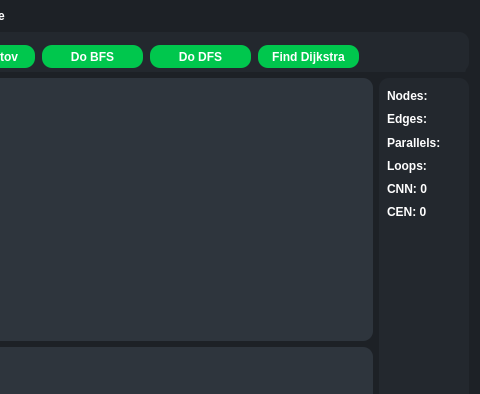
First picture: the form in mainwindow.ui, repository Allyans3/GraphBuilder_Dev, before the edit; both pictures show x 620 to 1100 and y 0 to 394 of the 1100 by 636 pixel window.
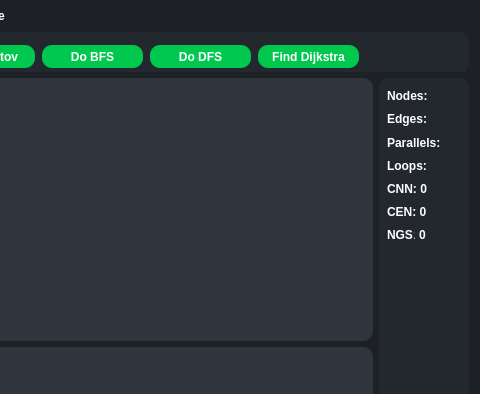
Second picture: the form after the edit. Custom widgets are drawn as their Qt base class.

Diff of the .ui file:
```diff
--- a/mainwindow.ui
+++ b/mainwindow.ui
@@ -1697,6 +1697,52 @@
        <string>CNN: 0</string>
       </property>
      </widget>
+     <widget class="QLabel" name="label_ngs">
+      <property name="geometry">
+       <rect>
+        <x>3</x>
+        <y>146</y>
+        <width>35</width>
+        <height>21</height>
+       </rect>
+      </property>
+      <property name="font">
+       <font>
+        <pointsize>9</pointsize>
+        <weight>75</weight>
+        <bold>true</bold>
+       </font>
+      </property>
+      <property name="toolTip">
+       <string>&lt;html&gt;&lt;head/&gt;&lt;body&gt;&lt;p&gt;Number of graphs on scene&lt;/p&gt;&lt;/body&gt;&lt;/html&gt;</string>
+      </property>
+      <property name="text">
+       <string>NGS:</string>
+      </property>
+     </widget>
+     <widget class="QLabel" name="label_ngs_count">
+      <property name="geometry">
+       <rect>
+        <x>35</x>
+        <y>146</y>
+        <width>50</width>
+        <height>21</height>
+       </rect>
+      </property>
+      <property name="font">
+       <font>
+        <pointsize>9</pointsize>
+        <weight>75</weight>
+        <bold>true</bold>
+       </font>
+      </property>
+      <property name="toolTip">
+       <string>&lt;html&gt;&lt;head/&gt;&lt;body&gt;&lt;p&gt;Number of graphs on scene&lt;/p&gt;&lt;/body&gt;&lt;/html&gt;</string>
+      </property>
+      <property name="text">
+       <string>0</string>
+      </property>
+     </widget>
     </widget>
    </item>
    <item row="3" column="0" colspan="3">
```
